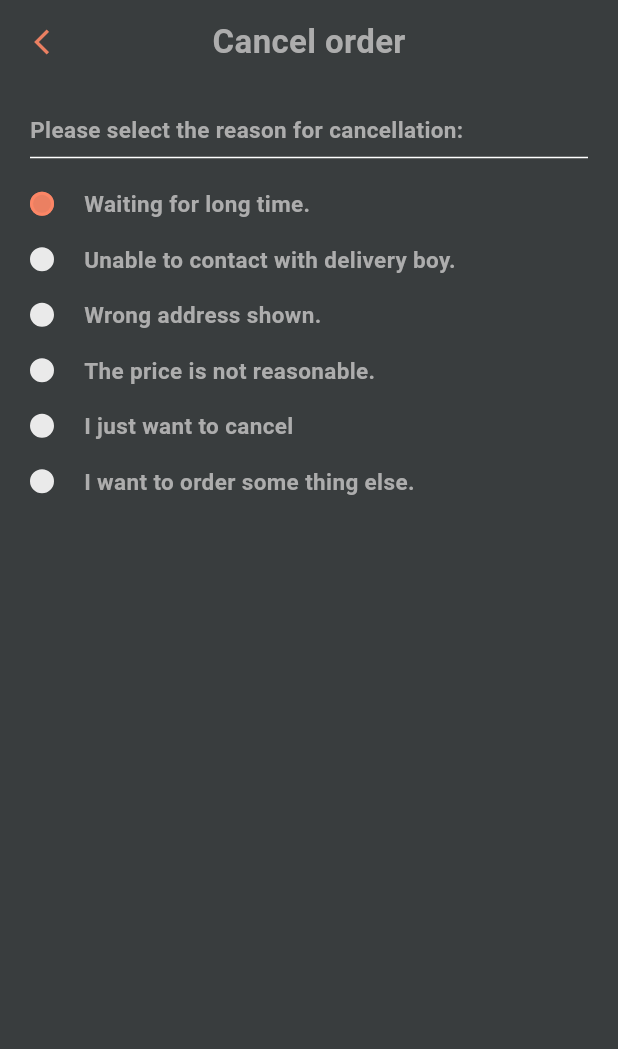
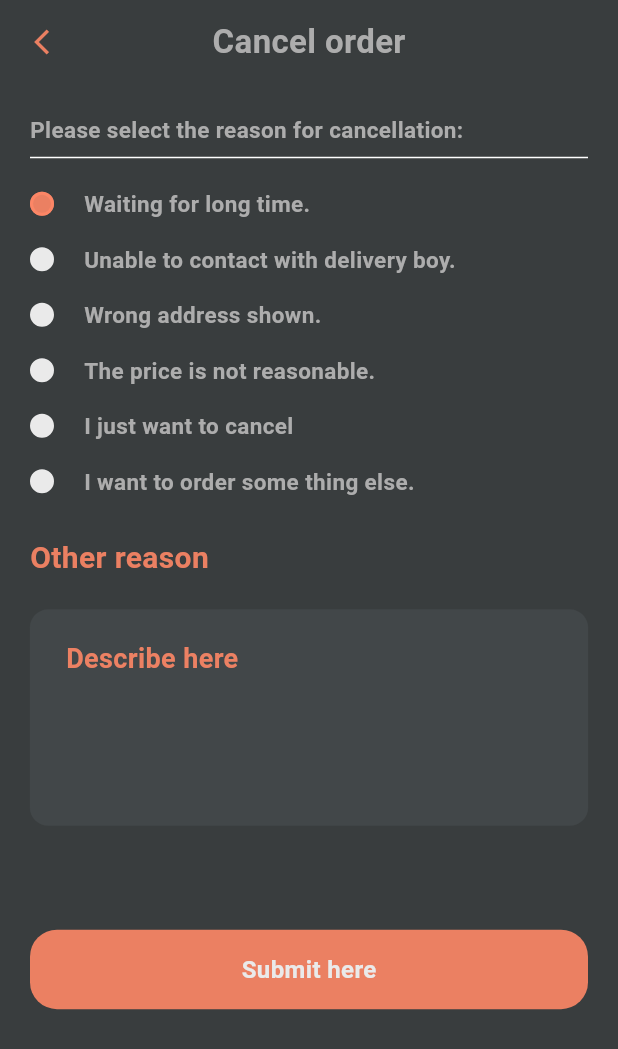
Before and after one commit to roonish/himalayandelight, a Flutter app: the CancelOrderScreen screen opened by its route, on a phone screen of 412 x 824 dp. Shown: the top 1049 px of the screen. Run offline on Flutter 3.47's test engine with Material 3 defaults, Android fonts, the phone set to English and light mode, and no system bars; our stand-ins replace bloc, cached_network_image, flutter_bloc, flutter_map, geolocator, go_router and 3 more; accounts and stored records are empty; Roboto replaces fonts that are missing (ProximaNova).

Commit message:
chore:Textfield added

```diff
--- a/lib/screen/cancel_order_screen/cancel_order_screen.dart
+++ b/lib/screen/cancel_order_screen/cancel_order_screen.dart
@@ -1,3 +1,4 @@
+import 'package:himalayan_delights/screen/authentication_screen/imports.dart';
 import 'package:himalayan_delights/screen/cancel_order_screen/imports.dart';
 import 'package:himalayan_delights/screen/cancel_order_screen/widgets/cancelation_reason_list.dart';
 
@@ -93,6 +94,31 @@ class _CancelOrderScreenState extends State<CancelOrderScreen> {
                   });
                 },
               ),
+              const SizedBox(height: 10),
+              LabelText(
+                text: 'Other reason',
+                size: 20,
+                color: AppColor.primaryColor,
+              ),
+              Padding(
+                padding: const EdgeInsets.symmetric(vertical: 20),
+                child: AppTextField(
+                    maxLines: 4,
+                    hintText: 'Describe here',
+                    hintStyle: TextStyle(
+                        color: AppColor.primaryColor,
+                        fontWeight: FontWeight.bold),
+                    contentPadding: bodyPadding,
+                    onChanged: (_) {},
+                    textEditingController: TextEditingController()),
+              ),
+              SizedBox(
+                height: getDeviceExactHeight(40, mediaQ),
+              ),
+              const AppButton(
+                verticalPadding: 15,
+                text: 'Submit here',
+              )
             ],
           ),
         ),
```
